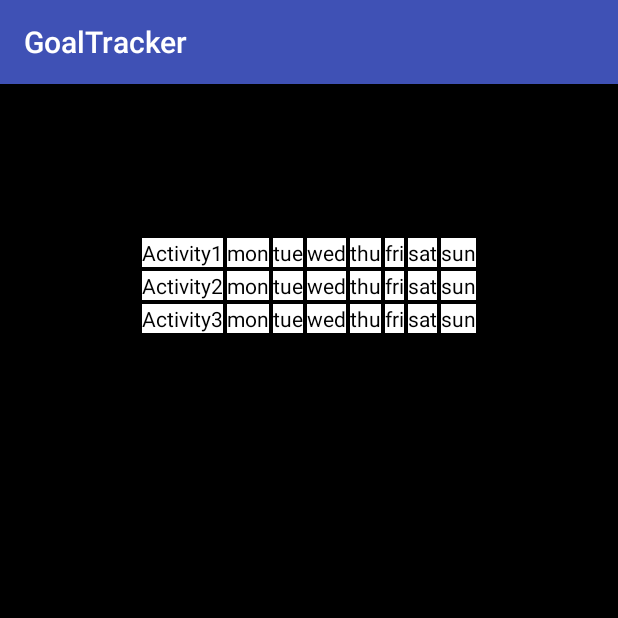
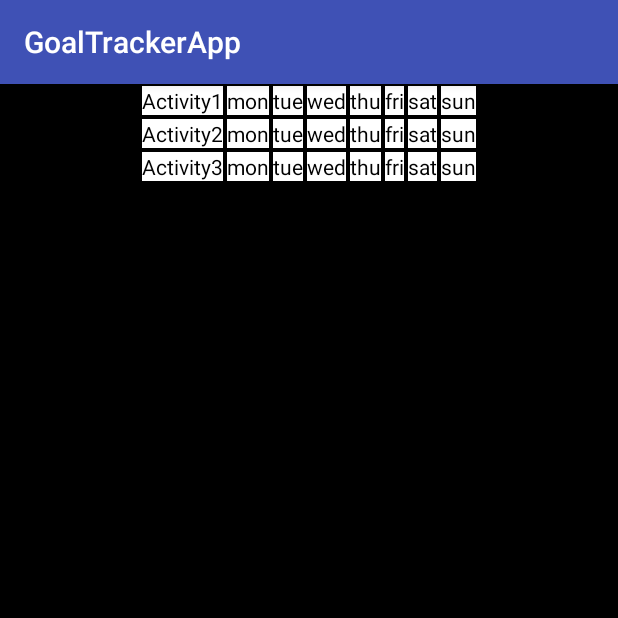
Before and after one commit to MBabraj/GoalTrackerApp, an Android app: the screen it shows after launch (MainActivity), on a phone screen of 412 x 824 dp, the top half of it. Run offline under Robolectric (Android 15) with nearby library versions, the phone set to English and light mode, and no system bars.

Commit message:
zmieniam ważne rzeczy!

```diff
--- a/app/src/main/res/layout/activity_main.xml
+++ b/app/src/main/res/layout/activity_main.xml
@@ -16,8 +16,8 @@
             android:layout_width="match_parent"
             android:layout_height="match_parent"
             android:layout_centerVertical="true"
-            android:layout_centerHorizontal="true"
-            android:layout_marginBottom="203dp">
+            android:layout_marginBottom="203dp"
+            android:layout_alignParentBottom="true">
 
             <TableRow
                 android:id="@+id/rowFirst"
--- a/app/src/main/res/values/strings.xml
+++ b/app/src/main/res/values/strings.xml
@@ -1,3 +1,3 @@
 <resources>
-    <string name="app_name">GoalTracker</string>
+    <string name="app_name">GoalTrackerApp</string>
 </resources>
```
